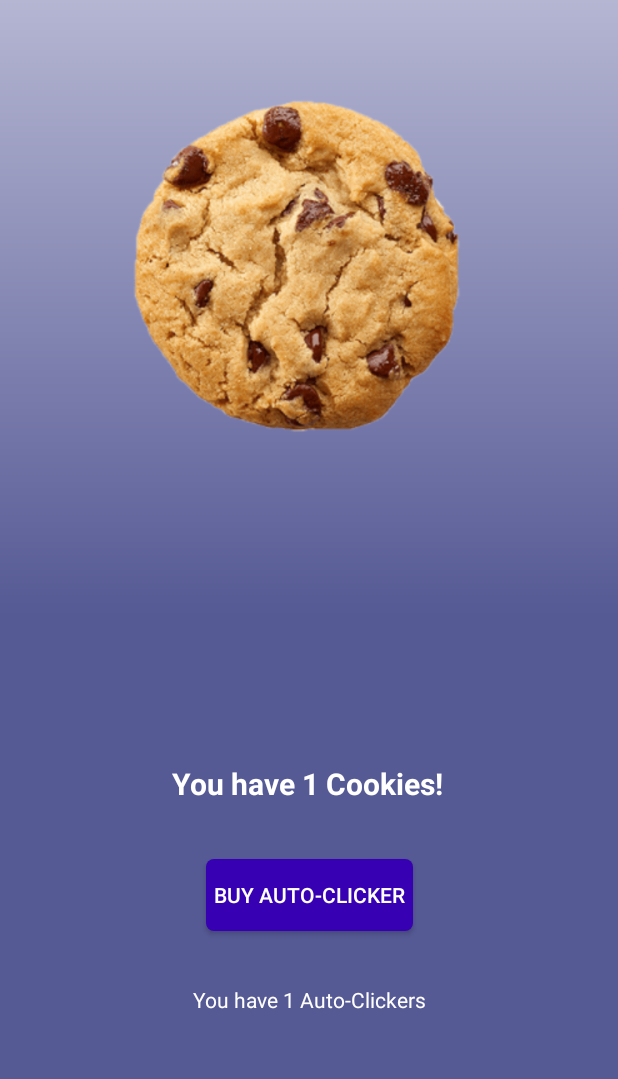
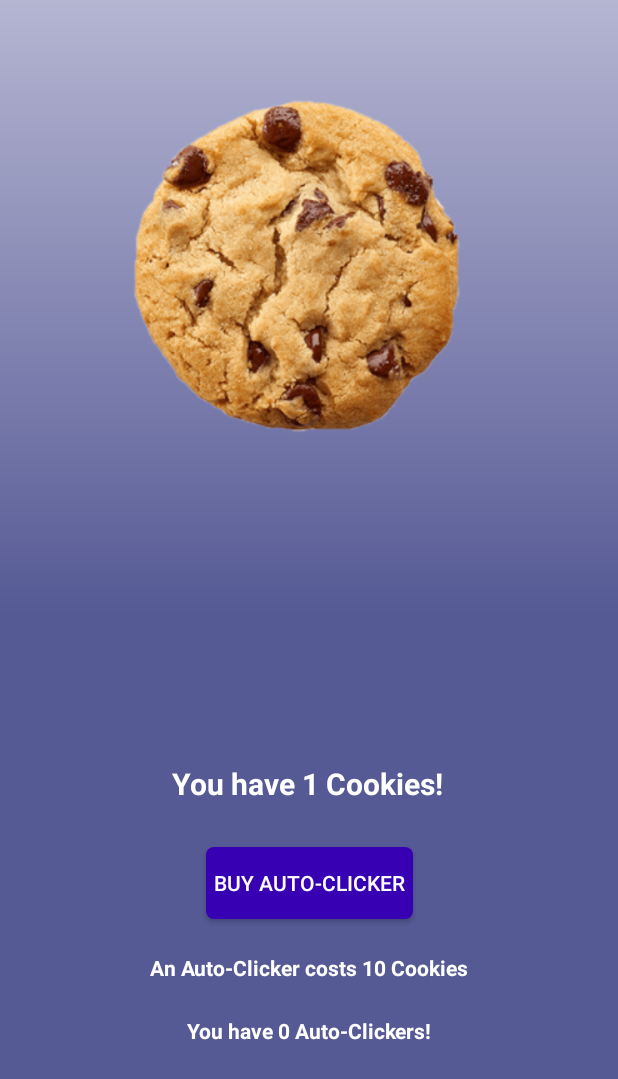
Before and after one commit to conorerickson/Kotlin-Cookie-Clicker, an Android app: the screen it shows after launch (MainActivity), after a tap on "BUY AUTO-CLICKER", on a phone screen of 412 x 824 dp. Shown: the top 1079 px of the screen. Run offline under Robolectric (Android 15) with nearby library versions, the phone set to English and light mode, and no system bars; 1 other tap on this screen came first.

Commit message:
Forgot to commit

```diff
--- a/CookieClicker/app/src/main/java/com/conore/cookie_clicker/MainActivity.kt
+++ b/CookieClicker/app/src/main/java/com/conore/cookie_clicker/MainActivity.kt
@@ -1,14 +1,23 @@
 package com.conore.cookie_clicker
 
 import android.annotation.SuppressLint
-import androidx.appcompat.app.AppCompatActivity
 import android.os.Bundle
 import android.widget.ImageButton
 import android.widget.TextView
+import android.widget.Toast
+import androidx.appcompat.app.AppCompatActivity
+import kotlinx.coroutines.Job
+import kotlinx.coroutines.MainScope
+import kotlinx.coroutines.delay
+import kotlinx.coroutines.launch
+
 
 private var currentScore = 0
 private var numOfClickers = 0
-
+private var scope = MainScope()
+private var job: Job? = null
+private var isFirstClick : Boolean = true
+private var cost : Int = 10
 
     class MainActivity : AppCompatActivity() {
         @SuppressLint("SetTextI18n")
@@ -16,19 +25,47 @@ class MainActivity : AppCompatActivity() {
             super.onCreate(savedInstanceState)
             setContentView(R.layout.activity_main)
 
-        val tvAutoClickers : TextView = findViewById(R.id.tvAutoClickers)
-        val tvScore : TextView = findViewById(R.id.tvScore)
-        val ibCookie : ImageButton = findViewById(R.id.ibCookie)
-        val btnBuy : TextView = findViewById(R.id.btnBuy)
+            val tvAutoClickers: TextView = findViewById(R.id.tvAutoClickers)
+            val tvScore: TextView = findViewById(R.id.tvScore)
+            val ibCookie: ImageButton = findViewById(R.id.ibCookie)
+            val btnBuy: TextView = findViewById(R.id.btnBuy)
+            val price: TextView = findViewById(R.id.tvPrice)
 
-        ibCookie.setOnClickListener {
-            currentScore ++
+            fun autoClick() {
+                currentScore += numOfClickers
                 tvScore.text = "You have $currentScore Cookies!"
+            }
 
-        }
-        btnBuy.setOnClickListener {
-            numOfClickers ++
-            tvAutoClickers.text = "You have $numOfClickers Auto-Clickers"
+            fun startUpdates() {
+                job = scope.launch {
+                    tvAutoClickers.text = "You have $numOfClickers Auto-Clickers!"
+                    price.text = "An Auto-Clicker costs $cost Cookies"
+                    while (true) {
+                        autoClick()
+                        delay(1000)
                     }
                 }
             }
+
+            ibCookie.setOnClickListener {
+                currentScore++
+                tvScore.text = "You have $currentScore Cookies!"
+            }
+
+            btnBuy.setOnClickListener {
+                buy()
+                startUpdates()
+            }
+        }
+
+        private fun buy() {
+            if(currentScore >= cost) {
+                currentScore -= cost
+                numOfClickers ++
+                cost *= 2
+            } else {
+                Toast.makeText(this, "Not Enough Cookies!", Toast.LENGTH_SHORT).show()
+                return
+            }
+        }
+    }
--- a/CookieClicker/app/src/main/res/layout/activity_main.xml
+++ b/CookieClicker/app/src/main/res/layout/activity_main.xml
@@ -15,10 +15,9 @@
         app:layout_constraintBottom_toBottomOf="parent"
         app:layout_constraintTop_toTopOf="parent"
         app:layout_constraintVertical_bias="0.079"
-        android:onClick="incrementScore"
         tools:layout_editor_absoluteX="0dp"
-        tools:ignore="MissingConstraints"
-        android:contentDescription="@string/cookieDescription" />
+        android:contentDescription="@string/cookieDescription"
+        tools:ignore="MissingConstraints" />
 
     <TextView
         android:id="@+id/tvScore"
@@ -33,7 +32,6 @@
         app:layout_constraintEnd_toEndOf="parent"
         app:layout_constraintHorizontal_bias="0.497"
         app:layout_constraintStart_toStartOf="parent"
-        app:layout_constraintTop_toBottomOf="@+id/imageButton"
         app:layout_constraintVertical_bias="0.743" />
 
     <Button
@@ -48,7 +46,7 @@
         app:layout_constraintEnd_toEndOf="parent"
         app:layout_constraintStart_toStartOf="parent"
         app:layout_constraintTop_toBottomOf="@+id/tvScore"
-        app:layout_constraintVertical_bias="0.153" />
+        app:layout_constraintVertical_bias="0.12" />
 
     <TextView
         android:id="@+id/tvAutoClickers"
@@ -56,9 +54,22 @@
         android:layout_height="wrap_content"
         android:text="@string/autoClicker"
         android:textColor="#FFFFFF"
+        android:textStyle="bold"
         app:layout_constraintBottom_toBottomOf="parent"
         app:layout_constraintEnd_toEndOf="parent"
         app:layout_constraintStart_toStartOf="parent"
         app:layout_constraintTop_toBottomOf="@+id/btnBuy"
-        app:layout_constraintVertical_bias="0.194" />
+        app:layout_constraintVertical_bias="0.336" />
+
+    <TextView
+        android:id="@+id/tvPrice"
+        android:layout_width="wrap_content"
+        android:layout_height="wrap_content"
+        android:text="@string/price"
+        android:textColor="#FFFFFF"
+        android:textStyle="bold"
+        app:layout_constraintBottom_toTopOf="@+id/tvAutoClickers"
+        app:layout_constraintEnd_toEndOf="parent"
+        app:layout_constraintStart_toStartOf="parent"
+        app:layout_constraintTop_toBottomOf="@+id/btnBuy" />
 </androidx.constraintlayout.widget.ConstraintLayout>
--- a/CookieClicker/app/src/main/res/values/strings.xml
+++ b/CookieClicker/app/src/main/res/values/strings.xml
@@ -2,6 +2,7 @@
     <string name="app_name">Cookie-Clicker</string>
     <string name="buy">Buy Auto-Clicker</string>
     <string name="autoClicker">You have 0 Auto-Clickers</string>
-    <string name="score">You have 0 Cookies</string>
+    <string name="score">You have 0 Cookies!</string>
     <string name="cookieDescription">Cookie Image</string>
+    <string name="price">An Auto-Clicker costs 10 Cookies</string>
 </resources>
```
Lines whose indentation alone changed are shown as unchanged.
